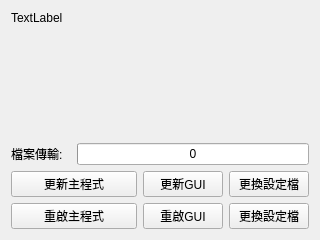
This is frmsocketconnection.ui in haoyi-jason/bmsDaemon as Qt 5 draws it before an edit. The edited form follows.
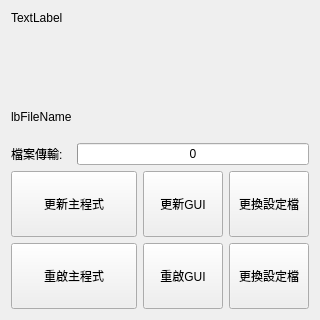
This is the edited form.

Diff of the .ui file:
```diff
--- a/frmsocketconnection.ui
+++ b/frmsocketconnection.ui
@@ -7,15 +7,66 @@
     <x>0</x>
     <y>0</y>
     <width>320</width>
-    <height>240</height>
+    <height>320</height>
    </rect>
   </property>
   <property name="windowTitle">
-   <string>BMS Daemon</string>
+   <string>BMS Manager</string>
   </property>
   <layout class="QGridLayout" name="gridLayout">
+   <item row="4" column="2">
+    <widget class="QPushButton" name="pbRestartUI">
+     <property name="sizePolicy">
+      <sizepolicy hsizetype="Minimum" vsizetype="MinimumExpanding">
+       <horstretch>0</horstretch>
+       <verstretch>0</verstretch>
+      </sizepolicy>
+     </property>
+     <property name="text">
+      <string>重啟GUI</string>
+     </property>
+    </widget>
+   </item>
+   <item row="3" column="3">
+    <widget class="QPushButton" name="pbUpdateConfig">
+     <property name="sizePolicy">
+      <sizepolicy hsizetype="Minimum" vsizetype="MinimumExpanding">
+       <horstretch>0</horstretch>
+       <verstretch>0</verstretch>
+      </sizepolicy>
+     </property>
+     <property name="text">
+      <string>更換設定檔</string>
+     </property>
+    </widget>
+   </item>
+   <item row="3" column="2">
+    <widget class="QPushButton" name="pbUpdateUI">
+     <property name="sizePolicy">
+      <sizepolicy hsizetype="Minimum" vsizetype="MinimumExpanding">
+       <horstretch>0</horstretch>
+       <verstretch>0</verstretch>
+      </sizepolicy>
+     </property>
+     <property name="text">
+      <string>更新GUI</string>
+     </property>
+    </widget>
+   </item>
    <item row="0" column="0" colspan="4">
     <widget class="QLabel" name="lbInfo">
+     <property name="sizePolicy">
+      <sizepolicy hsizetype="Preferred" vsizetype="Preferred">
+       <horstretch>0</horstretch>
+       <verstretch>0</verstretch>
+      </sizepolicy>
+     </property>
+     <property name="minimumSize">
+      <size>
+       <width>0</width>
+       <height>80</height>
+      </size>
+     </property>
      <property name="text">
       <string>TextLabel</string>
      </property>
@@ -24,14 +75,7 @@
      </property>
     </widget>
    </item>
-   <item row="1" column="0">
-    <widget class="QLabel" name="label">
-     <property name="text">
-      <string>檔案傳輸:</string>
-     </property>
-    </widget>
-   </item>
-   <item row="1" column="1" colspan="3">
+   <item row="2" column="1" colspan="3">
     <widget class="QProgressBar" name="pbCurrentFile">
      <property name="value">
       <number>0</number>
@@ -41,45 +85,62 @@
      </property>
     </widget>
    </item>
-   <item row="2" column="0" colspan="2">
+   <item row="2" column="0">
+    <widget class="QLabel" name="label">
+     <property name="text">
+      <string>檔案傳輸:</string>
+     </property>
+    </widget>
+   </item>
+   <item row="3" column="0" colspan="2">
     <widget class="QPushButton" name="pbUpdateController">
+     <property name="sizePolicy">
+      <sizepolicy hsizetype="Minimum" vsizetype="MinimumExpanding">
+       <horstretch>0</horstretch>
+       <verstretch>0</verstretch>
+      </sizepolicy>
+     </property>
      <property name="text">
       <string>更新主程式</string>
      </property>
     </widget>
    </item>
-   <item row="2" column="2">
-    <widget class="QPushButton" name="pbUpdateUI">
-     <property name="text">
-      <string>更新GUI</string>
+   <item row="4" column="3">
+    <widget class="QPushButton" name="pushButton_4">
+     <property name="sizePolicy">
+      <sizepolicy hsizetype="Minimum" vsizetype="MinimumExpanding">
+       <horstretch>0</horstretch>
+       <verstretch>0</verstretch>
+      </sizepolicy>
      </property>
-    </widget>
-   </item>
-   <item row="2" column="3">
-    <widget class="QPushButton" name="pbUpdateConfig">
      <property name="text">
       <string>更換設定檔</string>
      </property>
     </widget>
    </item>
-   <item row="3" column="0" colspan="2">
+   <item row="4" column="0" colspan="2">
     <widget class="QPushButton" name="pbRestartController">
+     <property name="sizePolicy">
+      <sizepolicy hsizetype="Minimum" vsizetype="MinimumExpanding">
+       <horstretch>0</horstretch>
+       <verstretch>0</verstretch>
+      </sizepolicy>
+     </property>
      <property name="text">
       <string>重啟主程式</string>
      </property>
     </widget>
    </item>
-   <item row="3" column="2">
-    <widget class="QPushButton" name="pbRestartUI">
-     <property name="text">
-      <string>重啟GUI</string>
+   <item row="1" column="0" colspan="4">
+    <widget class="QLabel" name="lbFileName">
+     <property name="minimumSize">
+      <size>
+       <width>0</width>
+       <height>40</height>
+      </size>
      </property>
-    </widget>
-   </item>
-   <item row="3" column="3">
-    <widget class="QPushButton" name="pushButton_4">
      <property name="text">
-      <string>更換設定檔</string>
+      <string>lbFileName</string>
      </property>
     </widget>
    </item>
```
